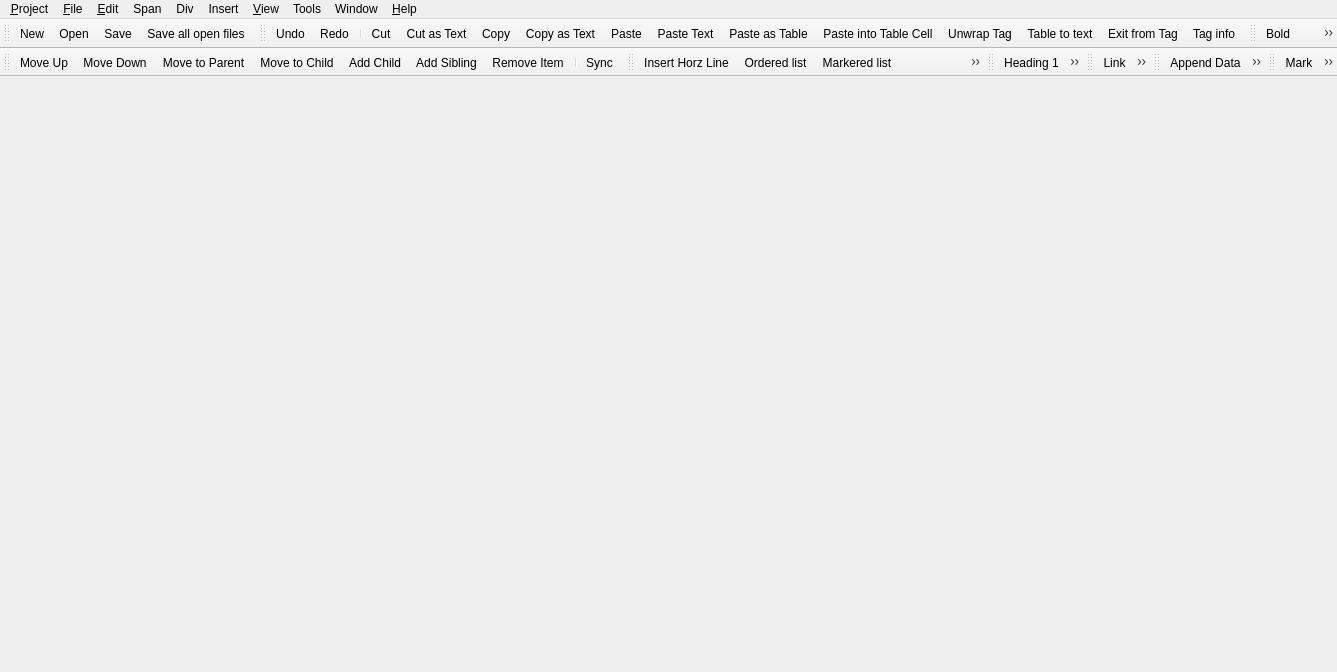
First picture: the form in src/gui/mainwindow.ui, repository NeoProgramming/NeoPad, before the edit.
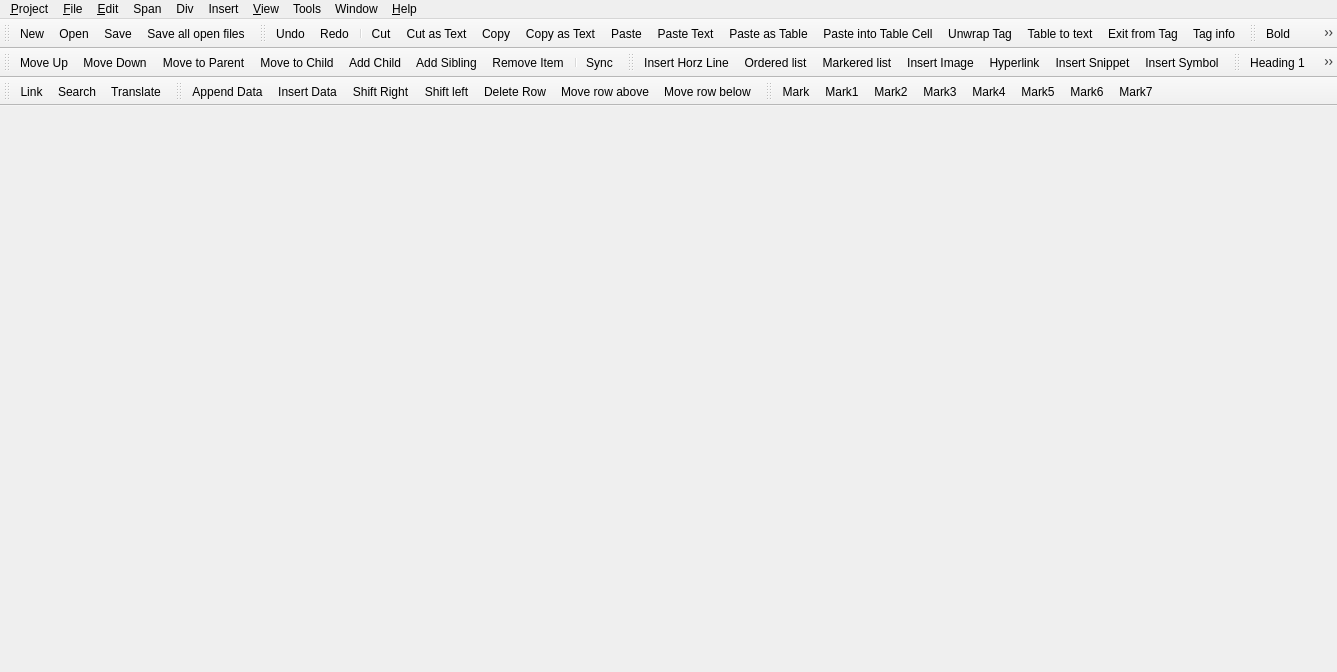
Second picture: the form after the edit. Icons and pictures are not drawn.

Commit message: move rows above/below

```diff
--- a/src/gui/mainwindow.ui
+++ b/src/gui/mainwindow.ui
@@ -353,7 +353,7 @@
     <enum>TopToolBarArea</enum>
    </attribute>
    <attribute name="toolBarBreak">
-    <bool>false</bool>
+    <bool>true</bool>
    </attribute>
    <addaction name="actionToolsLink"/>
    <addaction name="actionToolsSearch"/>
@@ -374,6 +374,8 @@
    <addaction name="actionTableExpand"/>
    <addaction name="actionTableCollapse"/>
    <addaction name="actionTableDeleteRow"/>
+   <addaction name="actionTableMoveRowAbove"/>
+   <addaction name="actionTableMoveRowBelow"/>
   </widget>
   <widget class="QToolBar" name="toolBarMark">
    <property name="windowTitle">
@@ -1738,6 +1740,30 @@
     <string>Mark1</string>
    </property>
   </action>
+  <action name="actionTableMoveRowAbove">
+   <property name="icon">
+    <iconset resource="../neopad.qrc">
+     <normaloff>:/table/images/table-rowup.png</normaloff>:/table/images/table-rowup.png</iconset>
+   </property>
+   <property name="text">
+    <string>Move row above</string>
+   </property>
+   <property name="toolTip">
+    <string>Move row above</string>
+   </property>
+  </action>
+  <action name="actionTableMoveRowBelow">
+   <property name="icon">
+    <iconset resource="../neopad.qrc">
+     <normaloff>:/table/images/table-rowdown.png</normaloff>:/table/images/table-rowdown.png</iconset>
+   </property>
+   <property name="text">
+    <string>Move row below</string>
+   </property>
+   <property name="toolTip">
+    <string>Move row below</string>
+   </property>
+  </action>
  </widget>
  <resources>
   <include location="../neopad.qrc"/>
```
Left out of the diff: 2 changed lines with no effect on the pictures. The commit also changes 7 other files.
